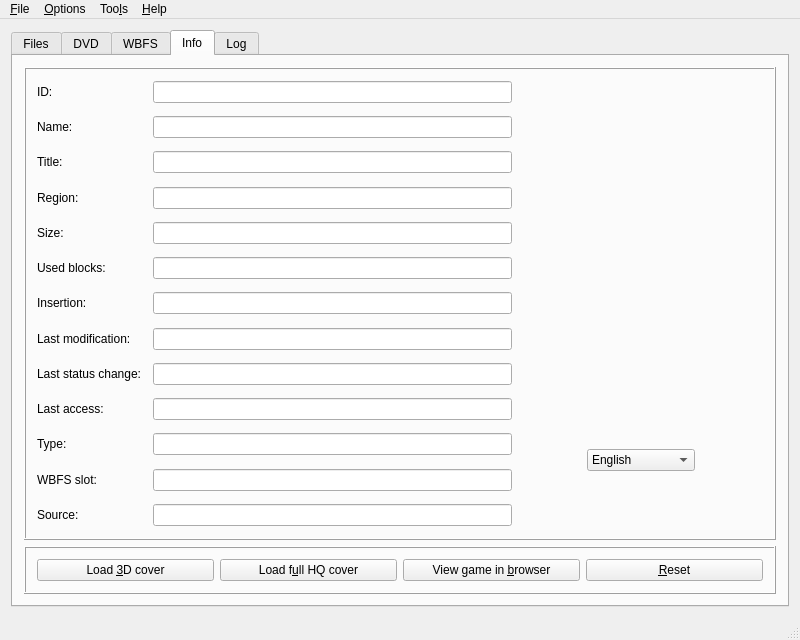
This is resources/ui/wiibafu.ui in evertonstz/wiibafu as Qt 5 draws it before an edit. The edited form follows.
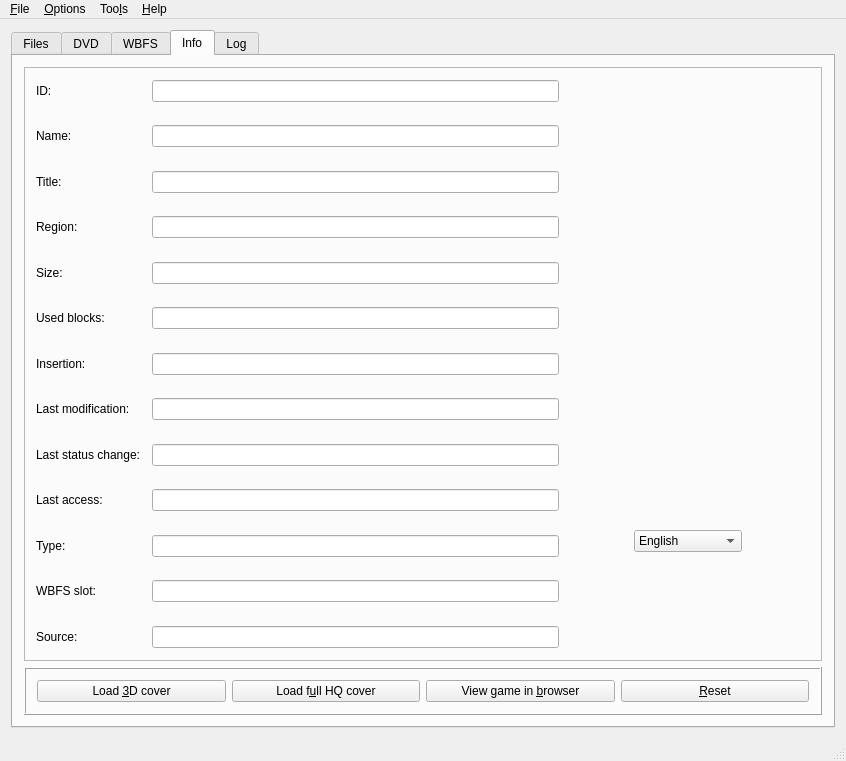
This is the edited form. The open tabs and pages were chosen to show the change. Icons and pictures are not drawn.

```diff
--- a/resources/ui/wiibafu.ui
+++ b/resources/ui/wiibafu.ui
@@ -6,8 +6,8 @@
    <rect>
     <x>0</x>
     <y>0</y>
-    <width>800</width>
-    <height>640</height>
+    <width>846</width>
+    <height>761</height>
    </rect>
   </property>
   <property name="sizePolicy">
@@ -372,7 +372,7 @@
         <item row="0" column="0">
          <widget class="QFrame" name="frame_2">
           <property name="frameShape">
-           <enum>QFrame::Box</enum>
+           <enum>QFrame::StyledPanel</enum>
           </property>
           <property name="frameShadow">
            <enum>QFrame::Raised</enum>
@@ -1188,8 +1188,8 @@
     <rect>
      <x>0</x>
      <y>0</y>
-     <width>800</width>
-     <height>21</height>
+     <width>846</width>
+     <height>22</height>
     </rect>
    </property>
    <widget class="QMenu" name="menuFile">
```
Left out of the diff: 16 changed lines with no effect on the pictures.
